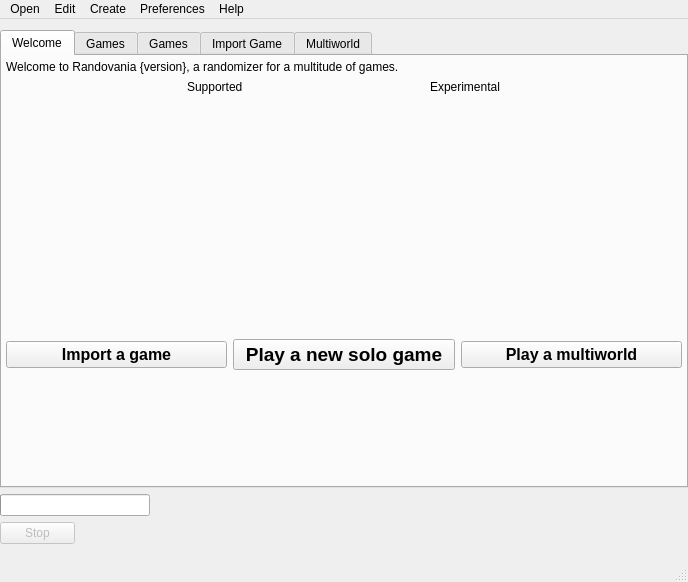
Old version of the form randovania/gui/ui_files/main_window.ui in the repository randovania/randovania.
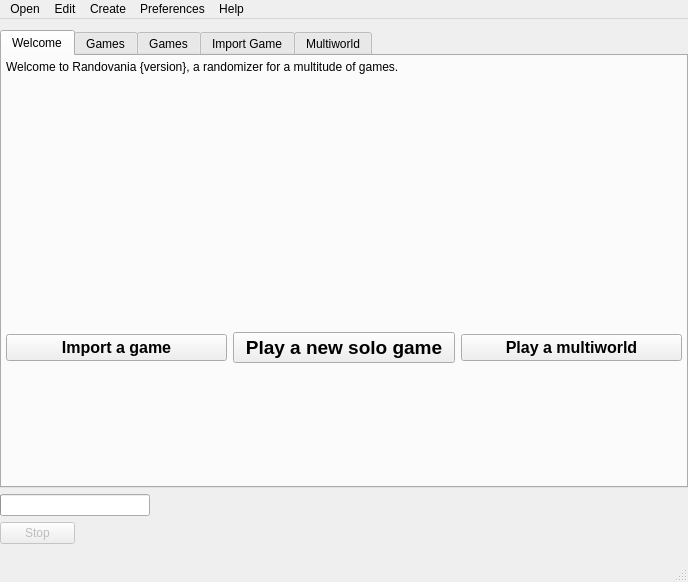
New version of the form. Custom widgets are drawn as their Qt base class.

Commit message: Remove the list of games from the README and intro UI page.

Diff of the .ui file:
```diff
--- a/randovania/gui/ui_files/main_window.ui
+++ b/randovania/gui/ui_files/main_window.ui
@@ -58,50 +58,44 @@
         <property name="bottomMargin">
          <number>0</number>
         </property>
-        <item row="1" column="0" colspan="3">
-         <layout class="QHBoxLayout" name="intro_games_layout">
-          <property name="spacing">
-           <number>6</number>
+        <item row="3" column="2">
+         <widget class="QPushButton" name="intro_play_multiworld_button">
+          <property name="font">
+           <font>
+            <pointsize>12</pointsize>
+            <bold>true</bold>
+           </font>
           </property>
-          <property name="sizeConstraint">
-           <enum>QLayout::SizeConstraint::SetMaximumSize</enum>
+          <property name="text">
+           <string>Play a multiworld</string>
           </property>
-          <item>
-           <widget class="QLabel" name="games_supported_label">
-            <property name="sizePolicy">
-             <sizepolicy hsizetype="Maximum" vsizetype="Preferred">
-              <horstretch>0</horstretch>
-              <verstretch>0</verstretch>
-             </sizepolicy>
-            </property>
-            <property name="text">
-             <string>Supported</string>
-            </property>
-            <property name="textFormat">
-             <enum>Qt::TextFormat::MarkdownText</enum>
-            </property>
-           </widget>
-          </item>
-          <item>
-           <widget class="QLabel" name="games_experimental_label">
-            <property name="sizePolicy">
-             <sizepolicy hsizetype="Maximum" vsizetype="Preferred">
-              <horstretch>0</horstretch>
-              <verstretch>0</verstretch>
-             </sizepolicy>
-            </property>
-            <property name="text">
-             <string>Experimental</string>
-            </property>
-            <property name="textFormat">
-             <enum>Qt::TextFormat::MarkdownText</enum>
-            </property>
-            <property name="alignment">
-             <set>Qt::AlignmentFlag::AlignLeading|Qt::AlignmentFlag::AlignLeft|Qt::AlignmentFlag::AlignVCenter</set>
-            </property>
-           </widget>
-          </item>
-         </layout>
+         </widget>
+        </item>
+        <item row="3" column="0">
+         <widget class="QPushButton" name="intro_play_existing_button">
+          <property name="font">
+           <font>
+            <pointsize>12</pointsize>
+            <bold>true</bold>
+           </font>
+          </property>
+          <property name="text">
+           <string>Import a game</string>
+          </property>
+         </widget>
+        </item>
+        <item row="3" column="1">
+         <widget class="QPushButton" name="intro_play_solo_button">
+          <property name="font">
+           <font>
+            <pointsize>14</pointsize>
+            <bold>true</bold>
+           </font>
+          </property>
+          <property name="text">
+           <string>Play a new solo game</string>
+          </property>
+         </widget>
         </item>
         <item row="0" column="0" colspan="3">
          <widget class="QLabel" name="intro_label">
@@ -131,72 +125,7 @@
           </property>
          </widget>
         </item>
-        <item row="4" column="1">
-         <widget class="QPushButton" name="intro_play_solo_button">
-          <property name="font">
-           <font>
-            <pointsize>14</pointsize>
-            <bold>true</bold>
-           </font>
-          </property>
-          <property name="text">
-           <string>Play a new solo game</string>
-          </property>
-         </widget>
-        </item>
-        <item row="4" column="0">
-         <widget class="QPushButton" name="intro_play_existing_button">
-          <property name="font">
-           <font>
-            <pointsize>12</pointsize>
-            <bold>true</bold>
-           </font>
-          </property>
-          <property name="text">
-           <string>Import a game</string>
-          </property>
-         </widget>
-        </item>
-        <item row="5" column="1">
-         <spacer name="intro_top_spacer">
-          <property name="orientation">
-           <enum>Qt::Orientation::Vertical</enum>
-          </property>
-          <property name="sizeHint" stdset="0">
-           <size>
-            <width>20</width>
-            <height>30</height>
-           </size>
-          </property>
-         </spacer>
-        </item>
-        <item row="3" column="1">
-         <spacer name="intro_vertical_spacer">
-          <property name="orientation">
-           <enum>Qt::Orientation::Vertical</enum>
-          </property>
-          <property name="sizeHint" stdset="0">
-           <size>
-            <width>20</width>
-            <height>30</height>
-           </size>
-          </property>
-         </spacer>
-        </item>
-        <item row="4" column="2">
-         <widget class="QPushButton" name="intro_play_multiworld_button">
-          <property name="font">
-           <font>
-            <pointsize>12</pointsize>
-            <bold>true</bold>
-           </font>
-          </property>
-          <property name="text">
-           <string>Play a multiworld</string>
-          </property>
-         </widget>
-        </item>
-        <item row="2" column="0" colspan="3">
+        <item row="1" column="0" colspan="3">
          <widget class="QLabel" name="intro_welcome_label">
           <property name="sizePolicy">
            <sizepolicy hsizetype="Preferred" vsizetype="MinimumExpanding">
@@ -212,6 +141,32 @@
           </property>
          </widget>
         </item>
+        <item row="2" column="1">
+         <spacer name="intro_vertical_spacer">
+          <property name="orientation">
+           <enum>Qt::Orientation::Vertical</enum>
+          </property>
+          <property name="sizeHint" stdset="0">
+           <size>
+            <width>20</width>
+            <height>30</height>
+           </size>
+          </property>
+         </spacer>
+        </item>
+        <item row="4" column="1">
+         <spacer name="intro_top_spacer">
+          <property name="orientation">
+           <enum>Qt::Orientation::Vertical</enum>
+          </property>
+          <property name="sizeHint" stdset="0">
+           <size>
+            <width>20</width>
+            <height>30</height>
+           </size>
+          </property>
+         </spacer>
+        </item>
        </layout>
       </widget>
       <widget class="QScrollArea" name="tab_game_list">
```
Left out of the diff: 4 changed lines with no effect on the pictures. The commit also changes 2 other files.
